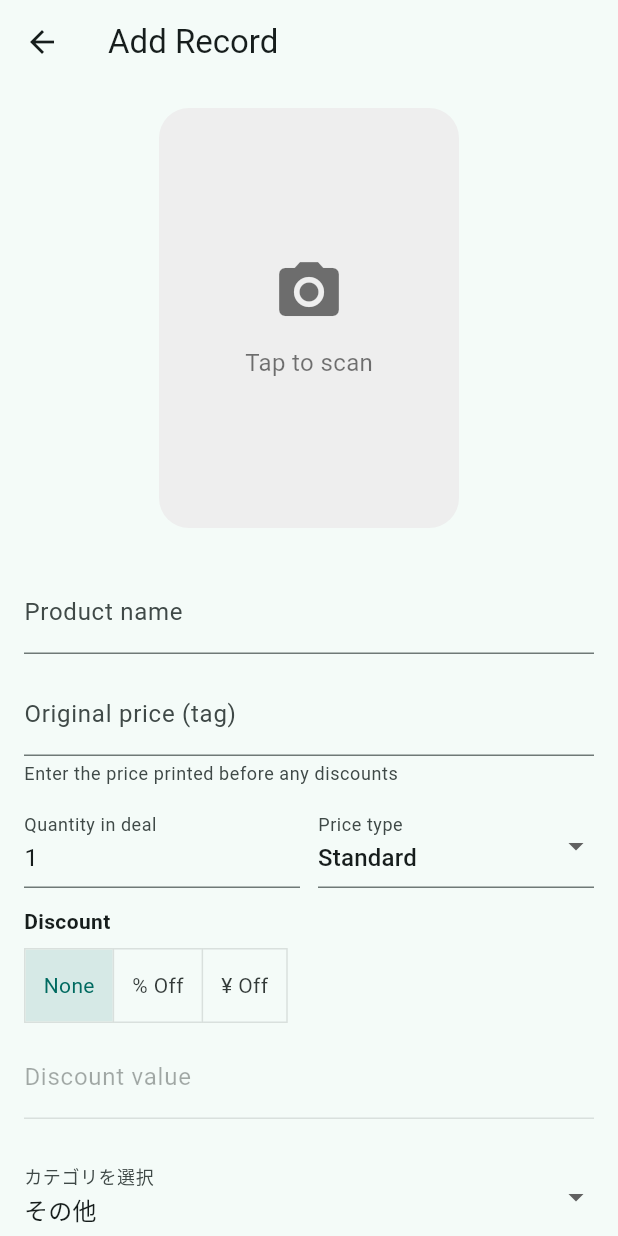
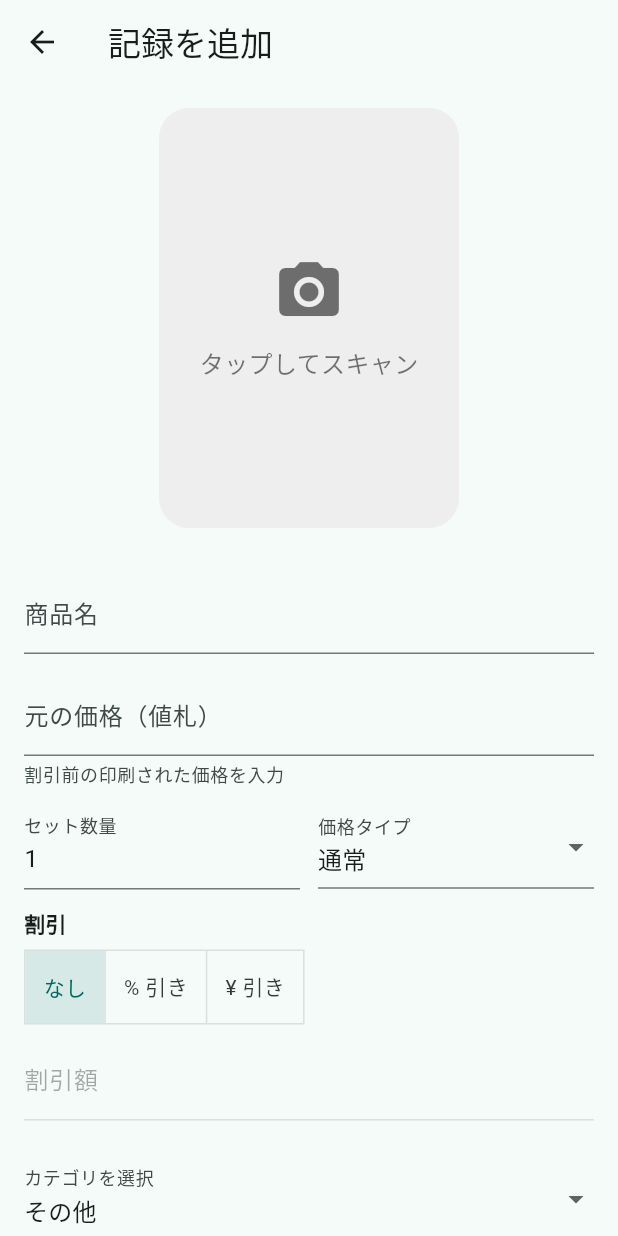
Before and after one commit to cc100053/kurabe, a Flutter app: the AddEditScreen screen opened directly, on a phone screen of 412 x 824 dp. Run offline on Flutter 3.47's test engine with Material 3 defaults, Android fonts, the phone set to English and light mode, and no system bars; our stand-ins replace cached_network_image, camera, flutter_dotenv, flutter_image_compress, geolocator, google_generative_ai and 3 more; accounts and stored records are empty.

Commit message:
Localize app to Japanese and fix product detail logic

```diff
--- a/lib/screens/add_edit_screen.dart
+++ b/lib/screens/add_edit_screen.dart
@@ -111,14 +111,14 @@ class _AddEditScreenState extends State<AddEditScreen> {
             children: [
               ListTile(
                 leading: const Icon(Icons.camera_alt),
-                title: const Text('Take Photo'),
-                subtitle: const Text('Use the smart guide overlay'),
+                title: const Text('写真を撮る'),
+                subtitle: const Text('スマートガイドを使用'),
                 onTap: () =>
                     Navigator.pop(context, _ImageAcquisitionOption.smartCamera),
               ),
               ListTile(
                 leading: const Icon(Icons.photo_library),
-                title: const Text('Upload from Gallery'),
+                title: const Text('ギャラリーから選択'),
                 onTap: () =>
                     Navigator.pop(context, _ImageAcquisitionOption.gallery),
               ),
@@ -151,7 +151,7 @@ class _AddEditScreenState extends State<AddEditScreen> {
       if (!mounted) return;
       ScaffoldMessenger.of(
         context,
-      ).showSnackBar(SnackBar(content: Text('Failed to process image: $e')));
+      ).showSnackBar(SnackBar(content: Text('画像の処理に失敗しました: $e')));
     }
   }
 
@@ -237,7 +237,7 @@ class _AddEditScreenState extends State<AddEditScreen> {
       debugPrintStack(stackTrace: stack);
       if (mounted) {
         ScaffoldMessenger.of(context).showSnackBar(
-          const SnackBar(content: Text('AI could not read the tag')),
+          const SnackBar(content: Text('AIがタグを読み取れませんでした')),
         );
       }
     } finally {
@@ -469,7 +469,7 @@ class _AddEditScreenState extends State<AddEditScreen> {
       ScaffoldMessenger.of(context).showSnackBar(
         const SnackBar(
           content: Text(
-            'No shop suggestions yet. Tap the location icon or type manually.',
+            '店舗の候補がありません。位置情報アイコンをタップするか、手動で入力してください。',
           ),
         ),
       );
@@ -490,7 +490,7 @@ class _AddEditScreenState extends State<AddEditScreen> {
                 children: [
                   const ListTile(
                     title: Text(
-                      'Select Shop',
+                      '店舗を選択',
                       style: TextStyle(fontWeight: FontWeight.bold),
                     ),
                   ),
@@ -505,7 +505,7 @@ class _AddEditScreenState extends State<AddEditScreen> {
                   const Divider(),
                   ListTile(
                     leading: const Icon(Icons.edit),
-                    title: const Text('Manual Input'),
+                    title: const Text('手動入力'),
                     onTap: () => Navigator.pop(context, _manualInputSentinel),
                   ),
                 ],
@@ -618,7 +618,7 @@ class _AddEditScreenState extends State<AddEditScreen> {
           children: [
             if (_finalTaxedTotal != null) ...[
               const Text(
-                'Final Total (税込)',
+                '最終合計（税込）',
                 style: TextStyle(fontWeight: FontWeight.w600),
               ),
               Text(
@@ -632,7 +632,7 @@ class _AddEditScreenState extends State<AddEditScreen> {
             ],
             if (_unitPrice != null)
               Text(
-                '@ ¥${_unitPrice!.toStringAsFixed(0)} / each',
+                '@ ¥${_unitPrice!.toStringAsFixed(0)} / 個',
                 style: const TextStyle(color: Colors.black54),
               ),
           ],
@@ -647,27 +647,27 @@ class _AddEditScreenState extends State<AddEditScreen> {
     String text;
     if (_insightState == _InsightState.loading) {
       bg = Colors.grey.shade200;
-      text = 'Checking community prices...';
+      text = 'コミュニティ価格を確認中...';
     } else if (_insightState == _InsightState.none) {
       bg = Colors.grey.shade200;
-      text = 'No recent data nearby. Be the first to record!';
+      text = '近くに最近のデータがありません。最初の記録者になりましょう！';
     } else if (_insightState == _InsightState.best) {
       bg = Colors.amber.shade200;
-      text = 'You found the best price nearby!';
+      text = '付近で最安値を見つけました！';
       if (_insightPrice != null && _insightShop != null) {
         text =
-            'You found the best price nearby! (¥${_insightPrice!.round()} at $_insightShop)';
+            '付近で最安値を見つけました！(¥${_insightPrice!.round()} at $_insightShop)';
       }
     } else {
       bg = Colors.green.shade200;
       final priceText = _insightPrice != null
           ? '¥${_insightPrice!.round()}'
-          : 'Cheaper price';
-      final shopText = _insightShop ?? 'nearby shop';
+          : 'より安い価格';
+      final shopText = _insightShop ?? '近くの店舗';
       final distanceText = _insightDistanceMeters != null
           ? ' (${_formatDistance(_insightDistanceMeters!)})'
           : '';
-      text = 'Found cheaper! $priceText at $shopText$distanceText';
+      text = 'より安い価格を発見！$priceText at $shopText$distanceText';
     }
     return Card(
       color: bg,
@@ -686,9 +686,9 @@ class _AddEditScreenState extends State<AddEditScreen> {
 
   String _formatDistance(double meters) {
     if (meters >= 1000) {
-      return '${(meters / 1000).toStringAsFixed(1)} km away';
+      return '${(meters / 1000).toStringAsFixed(1)} km 先';
     }
-    return '${meters.toStringAsFixed(0)} m away';
+    return '${meters.toStringAsFixed(0)} m 先';
   }
 
   List<GooglePlace> _prioritizeShops(List<GooglePlace> shops) {
@@ -709,7 +709,7 @@ class _AddEditScreenState extends State<AddEditScreen> {
         ScaffoldMessenger.of(context).showSnackBar(
           const SnackBar(
             content: Text(
-              'Missing Google Places API key. Set GOOGLE_PLACES_API_KEY in .env.',
+              'Google Places APIキーがありません。.envにGOOGLE_PLACES_API_KEYを設定してください。',
             ),
           ),
         );
@@ -730,7 +730,7 @@ class _AddEditScreenState extends State<AddEditScreen> {
       });
       ScaffoldMessenger.of(
         context,
-      ).showSnackBar(const SnackBar(content: Text('No shops found nearby.')));
+      ).showSnackBar(const SnackBar(content: Text('近くに店舗が見つかりませんでした。')));
       return;
     }
     final sorted = _prioritizeShops(cached);
@@ -743,7 +743,7 @@ class _AddEditScreenState extends State<AddEditScreen> {
     });
     ScaffoldMessenger.of(context).showSnackBar(
       SnackBar(
-        content: Text('Selected nearest shop: ${_nearbyShops.first.name}'),
+        content: Text('最寄りの店舗を選択しました: ${_nearbyShops.first.name}'),
       ),
     );
   }
@@ -762,7 +762,7 @@ class _AddEditScreenState extends State<AddEditScreen> {
               children: [
                 CircularProgressIndicator(),
                 SizedBox(height: 12),
-                Text('Saving...'),
+                Text('保存中...'),
               ],
             ),
           ),
@@ -796,7 +796,7 @@ class _AddEditScreenState extends State<AddEditScreen> {
         finalTaxedTotal == null) {
       ScaffoldMessenger.of(context).showSnackBar(
         const SnackBar(
-          content: Text('Product, shop, and original price are required.'),
+          content: Text('商品名、店舗名、元の価格は必須です。'),
         ),
       );
       return;
@@ -835,15 +835,15 @@ class _AddEditScreenState extends State<AddEditScreen> {
       if (!mounted) return;
       _hideSavingDialog();
       ScaffoldMessenger.of(context).showSnackBar(
-        const SnackBar(content: Text('Record saved to Supabase.')),
+        const SnackBar(content: Text('記録を保存しました。')),
       );
-      Navigator.pop(context, 'Record saved to Supabase.');
+      Navigator.pop(context, '記録を保存しました。');
     } catch (e) {
       if (!mounted) return;
       _hideSavingDialog();
       ScaffoldMessenger.of(
         context,
-      ).showSnackBar(SnackBar(content: Text('Failed to save record: $e')));
+      ).showSnackBar(SnackBar(content: Text('記録の保存に失敗しました: $e')));
     } finally {
       if (mounted) {
         setState(() => _isSaving = false);
@@ -854,7 +854,7 @@ class _AddEditScreenState extends State<AddEditScreen> {
   @override
   Widget build(BuildContext context) {
     return Scaffold(
-      appBar: AppBar(title: const Text('Add Record')),
+      appBar: AppBar(title: const Text('記録を追加')),
       body: SingleChildScrollView(
         padding: const EdgeInsets.all(16),
         child: Column(
@@ -885,7 +885,7 @@ class _AddEditScreenState extends State<AddEditScreen> {
                                     ),
                                     SizedBox(height: 12),
                                     Text(
-                                      'Tap to scan',
+                                      'タップしてスキャン',
                                       style: TextStyle(
                                         fontSize: 16,
                                         color: Colors.black54,
@@ -917,7 +917,7 @@ class _AddEditScreenState extends State<AddEditScreen> {
             const SizedBox(height: 16),
             TextField(
               controller: _productController,
-              decoration: const InputDecoration(labelText: 'Product name'),
+              decoration: const InputDecoration(labelText: '商品名'),
             ),
             if (_suggestionChips.isNotEmpty) ...[
               const SizedBox(height: 8),
@@ -944,8 +944,8 @@ class _AddEditScreenState extends State<AddEditScreen> {
             TextField(
               controller: _originalPriceController,
               decoration: const InputDecoration(
-                labelText: 'Original price (tag)',
-                helperText: 'Enter the price printed before any discounts',
+                labelText: '元の価格（値札）',
+                helperText: '割引前の印刷された価格を入力',
               ),
               keyboardType: TextInputType.number,
               onChanged: (_) => _calculateFinalPrice(),
@@ -957,8 +957,8 @@ class _AddEditScreenState extends State<AddEditScreen> {
                   child: TextField(
                     controller: _quantityController,
                     decoration: const InputDecoration(
-                      labelText: 'Quantity in deal',
-                      hintText: 'e.g., 3 for bundles',
+                      labelText: 'セット数量',
+                      hintText: '例: 3個セットの場合は3',
                     ),
                     keyboardType: TextInputType.number,
                     onChanged: (_) => _calculateFinalPrice(),
@@ -972,15 +972,15 @@ class _AddEditScreenState extends State<AddEditScreen> {
                     items: const [
                       DropdownMenuItem(
                         value: 'standard',
-                        child: Text('Standard'),
+                        child: Text('通常'),
                       ),
                       DropdownMenuItem(
                         value: 'promo',
-                        child: Text('Promo'),
+                        child: Text('特価'),
                       ),
                       DropdownMenuItem(
                         value: 'clearance',
-                        child: Text('Clearance'),
+                        child: Text('見切り'),
                       ),
                     ],
                     onChanged: (value) {
@@ -988,7 +988,7 @@ class _AddEditScreenState extends State<AddEditScreen> {
                         setState(() => _priceType = value);
                       }
                     },
-                    decoration: const InputDecoration(labelText: 'Price type'),
+                    decoration: const InputDecoration(labelText: '価格タイプ'),
                   ),
                 ),
               ],
@@ -998,7 +998,7 @@ class _AddEditScreenState extends State<AddEditScreen> {
               crossAxisAlignment: CrossAxisAlignment.start,
               children: [
                 const Text(
-                  'Discount',
+                  '割引',
                   style: TextStyle(fontWeight: FontWeight.w600),
                 ),
                 const SizedBox(height: 8),
@@ -1024,22 +1024,22 @@ class _AddEditScreenState extends State<AddEditScreen> {
                   children: const [
                     Padding(
                       padding: EdgeInsets.symmetric(horizontal: 12),
-                      child: Text('None'),
+                      child: Text('なし'),
                     ),
                     Padding(
                       padding: EdgeInsets.symmetric(horizontal: 12),
-                      child: Text('% Off'),
+                      child: Text('% 引き'),
                     ),
                     Padding(
                       padding: EdgeInsets.symmetric(horizontal: 12),
-                      child: Text('¥ Off'),
+                      child: Text('¥ 引き'),
                     ),
                   ],
                 ),
                 const SizedBox(height: 8),
                 TextField(
                   controller: _discountValueController,
-                  decoration: const InputDecoration(labelText: 'Discount value'),
+                  decoration: const InputDecoration(labelText: '割引額'),
                   enabled: _selectedDiscountType != _DiscountType.none,
                   keyboardType: TextInputType.number,
                   onChanged: (_) => _calculateFinalPrice(),
@@ -1071,7 +1071,7 @@ class _AddEditScreenState extends State<AddEditScreen> {
                     focusNode: _shopFocusNode,
                     onChanged: (_) => _clearSelectedShopCoordinates(),
                     decoration: InputDecoration(
-                      labelText: 'Shop name',
+                      labelText: '店舗名',
                       suffixIcon: _isFetchingShops
                           ? const Padding(
                               padding: EdgeInsets.all(12),
@@ -1085,7 +1085,7 @@ class _AddEditScreenState extends State<AddEditScreen> {
                             )
                           : IconButton(
                               icon: const Icon(Icons.store_mall_directory),
-                              tooltip: 'Select nearby shop',
+                              tooltip: '近くの店舗を選択',
                               onPressed: _showShopSelectionSheet,
                             ),
                     ),
@@ -1094,7 +1094,7 @@ class _AddEditScreenState extends State<AddEditScreen> {
                 IconButton(
                   onPressed: _isFetchingShops ? null : _fetchLocation,
                   icon: const Icon(Icons.my_location),
-                  tooltip: 'Auto-fill from Google Places',
+                  tooltip: 'Google Placesから自動入力',
                 ),
               ],
             ),
@@ -1105,7 +1105,7 @@ class _AddEditScreenState extends State<AddEditScreen> {
                 onPressed: _isSaving ? null : _save,
                 child: _isSaving
                     ? const CircularProgressIndicator()
-                    : const Text('Save'),
+                    : const Text('保存'),
               ),
             ),
           ],
--- a/lib/screens/category_detail_screen.dart
+++ b/lib/screens/category_detail_screen.dart
@@ -5,7 +5,7 @@ import 'package:geolocator/geolocator.dart';
 
 import '../services/location_service.dart';
 import '../services/supabase_service.dart';
-import '../widgets/shopping_card.dart';
+import '../widgets/community_product_tile.dart';
 
 enum _CategoryView { mine, community }
 
@@ -149,12 +149,12 @@ class _CategoryDetailScreenState extends State<CategoryDetailScreen> {
                 ButtonSegment(
                   value: _CategoryView.mine,
                   icon: Icon(Icons.person),
-                  label: Text('我的紀錄'),
+                  label: Text('自分の記録'),
                 ),
                 ButtonSegment(
                   value: _CategoryView.community,
                   icon: Icon(Icons.public),
-                  label: Text('附近情報'),
+                  label: Text('近くの情報'),
                 ),
               ],
               selected: {_selectedView},
@@ -208,7 +208,7 @@ class _CategoryDetailScreenState extends State<CategoryDetailScreen> {
           return const Center(child: CircularProgressIndicator());
         }
         if (snapshot.hasError) {
-          return Center(child: Text('Error: ${snapshot.error}'));
+          return Center(child: Text('エラー: ${snapshot.error}'));
         }
         final records = snapshot.data ?? [];
         if (records.isEmpty) {
@@ -219,7 +219,7 @@ class _CategoryDetailScreenState extends State<CategoryDetailScreen> {
           padding: const EdgeInsets.all(12),
           itemCount: records.length,
           itemBuilder: (context, index) {
-            return ShoppingCard(record: records[index]);
+            return CommunityProductTile(record: records[index]);
           },
         );
       },
@@ -275,7 +275,7 @@ class _CategoryDetailScreenState extends State<CategoryDetailScreen> {
             return const Center(child: CircularProgressIndicator());
           }
           if (snapshot.hasError) {
-            return Center(child: Text('Error: ${snapshot.error}'));
+            return Center(child: Text('エラー: ${snapshot.error}'));
           }
           final records = snapshot.data ?? [];
           if (records.isEmpty) {
@@ -295,7 +295,7 @@ class _CategoryDetailScreenState extends State<CategoryDetailScreen> {
               final isCheapest = unitPrice != null &&
                   minForName != null &&
                   (unitPrice - minForName).abs() < 1e-6;
-              return ShoppingCard(
+              return CommunityProductTile(
                 record: record,
                 isCheapestOverride: isCheapest,
               );
--- a/lib/screens/tabs/catalog_tab.dart
+++ b/lib/screens/tabs/catalog_tab.dart
@@ -7,7 +7,7 @@ import '../../screens/tabs/profile_tab.dart';
 import '../../constants/categories.dart';
 import '../../screens/category_detail_screen.dart';
 import '../../services/supabase_service.dart';
-import '../../widgets/shopping_card.dart';
+import '../../widgets/community_product_tile.dart';
 
 class CatalogTab extends StatefulWidget {
   const CatalogTab({super.key});
@@ -119,7 +119,7 @@ class _CatalogTabState extends State<CatalogTab> {
               controller: _searchController,
               decoration: InputDecoration(
                 prefixIcon: const Icon(Icons.search),
-                hintText: 'Search for products...',
+                hintText: '商品を検索...',
                 border: OutlineInputBorder(
                   borderRadius: BorderRadius.circular(12),
                 ),
@@ -144,7 +144,7 @@ class _CatalogTabState extends State<CatalogTab> {
             mainAxisSize: MainAxisSize.min,
             children: [
               const Text(
-                'Community Search is for registered users only.',
+                'コミュニティ検索は登録ユーザーのみ利用できます。',
                 textAlign: TextAlign.center,
                 style: TextStyle(fontWeight: FontWeight.bold),
               ),
@@ -155,7 +155,7 @@ class _CatalogTabState extends State<CatalogTab> {
                     context,
                   ).push(MaterialPageRoute(builder: (_) => const ProfileTab()));
                 },
-                child: const Text('Sign Up'),
+                child: const Text('新規登録'),
               ),
             ],
           ),
@@ -166,13 +166,13 @@ class _CatalogTabState extends State<CatalogTab> {
       return const Center(child: CircularProgressIndicator());
     }
     if (_searchResults.isEmpty) {
-      return const Center(child: Text('No results'));
+      return const Center(child: Text('結果が見つかりませんでした'));
     }
     return ListView.builder(
       padding: const EdgeInsets.all(12),
       itemCount: _searchResults.length,
       itemBuilder: (context, index) {
-        return ShoppingCard(record: _searchResults[index]);
+        return CommunityProductTile(record: _searchResults[index]);
       },
     );
   }
--- a/lib/screens/tabs/profile_tab.dart
+++ b/lib/screens/tabs/profile_tab.dart
@@ -21,19 +21,19 @@ class _ProfileTabState extends State<ProfileTab> {
   Widget build(BuildContext context) {
     final user = Supabase.instance.client.auth.currentUser;
     final isGuest = _supabaseService.isGuest;
-    final emailText = user?.email ?? 'Guest User';
+    final emailText = user?.email ?? 'ゲストユーザー';
     final userId = user?.id ?? 'N/A';
     final status = _statusMessage;
 
     return Scaffold(
-      appBar: AppBar(title: const Text('Profile')),
+      appBar: AppBar(title: const Text('プロフィール')),
       body: Padding(
         padding: const EdgeInsets.all(16),
         child: Column(
           crossAxisAlignment: CrossAxisAlignment.start,
           children: [
             Text(
-              isGuest ? 'Guest User' : 'Logged in as',
+              isGuest ? 'ゲストユーザー' : 'ログイン中',
               style: const TextStyle(fontWeight: FontWeight.bold, fontSize: 18),
             ),
             if (!isGuest)
@@ -43,7 +43,7 @@ class _ProfileTabState extends State<ProfileTab> {
               ),
             Padding(
               padding: const EdgeInsets.only(top: 4),
-              child: Text('User ID: $userId'),
+              child: Text('ユーザーID: $userId'),
             ),
             if (isGuest)
               const Padding(
@@ -100,7 +100,7 @@ class _ProfileTabState extends State<ProfileTab> {
               ElevatedButton.icon(
                 onPressed: _isLoading ? null : _handleSignOut,
                 icon: const Icon(Icons.logout),
-                label: const Text('Log Out'),
+                label: const Text('ログアウト'),
               ),
             ],
             if (status != null) ...[
--- a/lib/screens/tabs/timeline_tab.dart
+++ b/lib/screens/tabs/timeline_tab.dart
@@ -1,7 +1,7 @@
 import 'package:flutter/material.dart';
 import 'package:supabase_flutter/supabase_flutter.dart';
 
-import '../../widgets/shopping_card.dart';
+import '../../widgets/community_product_tile.dart';
 
 class TimelineTab extends StatelessWidget {
   const TimelineTab({super.key});
@@ -33,7 +33,7 @@ class TimelineTab extends StatelessWidget {
                       ),
                     );
                   }
-                  return Center(child: Text('Error: ${snapshot.error}'));
+                  return Center(child: Text('エラー: ${snapshot.error}'));
                 }
                 if (!snapshot.hasData) {
                   return const Center(child: CircularProgressIndicator());
@@ -47,7 +47,7 @@ class TimelineTab extends StatelessWidget {
                   itemCount: records.length,
                   itemBuilder: (context, index) {
                     final record = records[index];
-                    return ShoppingCard(record: record);
+                    return CommunityProductTile(record: record);
                   },
                 );
               },
```
Also changed, not shown: lib/screens/main_scaffold.dart (+71 -14 lines), lib/widgets/community_product_tile.dart (added, +434 -0 lines), lib/widgets/product_detail_sheet.dart (+30 -4 lines), 2 other files.
